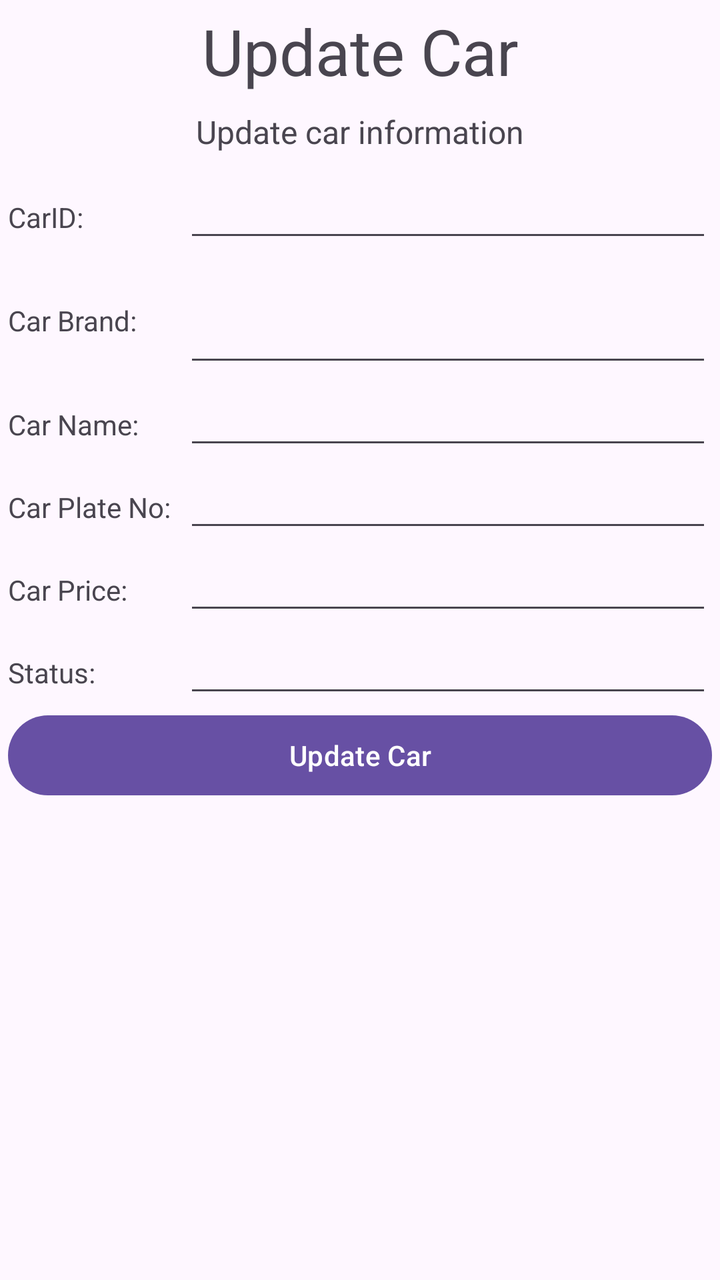
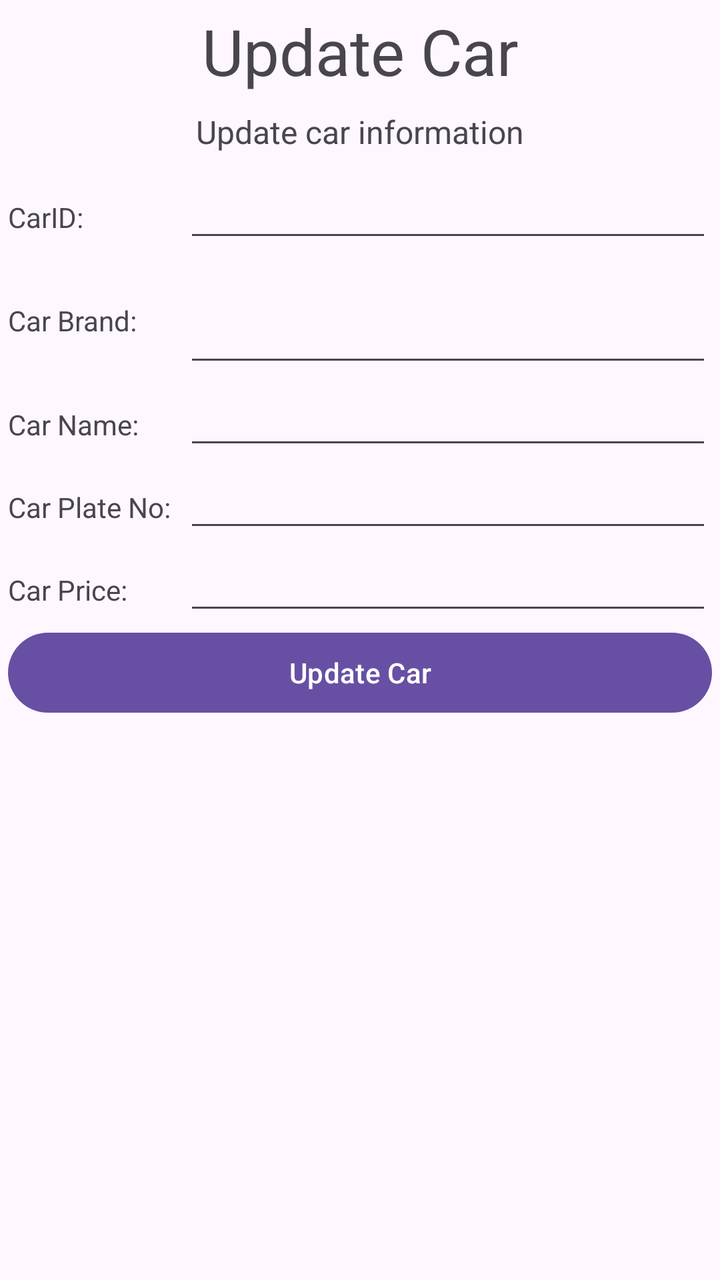

An Android layout rendered at two revisions. The XML below is the earlier revision; the diff shows what the commit changed to produce the second picture.
<!-- AndroidManifest.xml: application theme Theme.Lab_REST -->
<!-- res/layout/activity_update_car.xml -->
<?xml version="1.0" encoding="utf-8"?>
<GridLayout
    xmlns:android="http://schemas.android.com/apk/res/android"
    android:id="@+id/main"
    android:layout_width="match_parent"
    android:layout_height="match_parent"
    android:useDefaultMargins="true"
    android:alignmentMode="alignBounds"
    android:columnOrderPreserved="false"
    android:columnCount="2"
    android:layout_marginTop="40dp"
    >

    <TextView
        android:layout_columnSpan="2"
        android:layout_gravity="center_horizontal"
        android:text="Update Car"
        android:textSize="32dip" />

    <TextView
        android:layout_columnSpan="2"
        android:layout_gravity="center"
        android:text="Update car information"
        android:textSize="16dip" />

    <LinearLayout
        android:layout_width="fill_parent"
        android:layout_height="fill_parent"
        android:orientation="vertical" >

        <LinearLayout
            android:layout_width="fill_parent"
            android:layout_height="wrap_content"
            android:orientation="horizontal" >

            <TextView
                android:layout_width="0dp"
                android:layout_height="wrap_content"
                android:layout_weight="0.25"
                android:text="CarID:" />

            <EditText
                android:id="@+id/txtCarID"
                android:layout_width="0dp"
                android:layout_height="wrap_content"
                android:layout_weight="0.75" />
        </LinearLayout>

        <LinearLayout
            android:layout_width="fill_parent"
            android:layout_height="wrap_content"
            android:orientation="horizontal" >

            <TextView
                android:layout_width="0dp"
                android:layout_height="wrap_content"
                android:layout_weight="0.25"
                android:text="Car Brand:" />

            <EditText
                android:id="@+id/txtCarBrand"
                android:layout_width="0dp"
                android:layout_height="wrap_content"
                android:layout_weight="0.75"
                android:inputType="textMultiLine"
                android:lines="2" />
        </LinearLayout>

        <LinearLayout
            android:layout_width="fill_parent"
            android:layout_height="wrap_content"
            android:orientation="horizontal" >

            <TextView
                android:layout_width="0dp"
                android:layout_height="wrap_content"
                android:layout_weight="0.25"
                android:text="Car Name:" />

            <EditText
                android:id="@+id/txtCarName"
                android:layout_width="0dp"
                android:layout_height="wrap_content"
                android:layout_weight="0.75" />
        </LinearLayout>

        <LinearLayout
            android:layout_width="fill_parent"
            android:layout_height="wrap_content"
            android:orientation="horizontal" >

            <TextView
                android:layout_width="0dp"
                android:layout_height="wrap_content"
                android:layout_weight="0.25"
                android:text="Car Plate No:" />

            <EditText
                android:id="@+id/txtCarPlateNo"
                android:layout_width="0dp"
                android:layout_height="wrap_content"
                android:layout_weight="0.75" />
        </LinearLayout>

        <LinearLayout
            android:layout_width="fill_parent"
            android:layout_height="wrap_content"
            android:orientation="horizontal" >

            <TextView
                android:layout_width="0dp"
                android:layout_height="wrap_content"
                android:layout_weight="0.25"
                android:text="Car Price:" />

            <EditText
                android:id="@+id/txtCarPrice"
                android:layout_width="0dp"
                android:layout_height="wrap_content"
                android:layout_weight="0.75"
                android:inputType="number" />
        </LinearLayout>

        <LinearLayout
            android:layout_width="fill_parent"
            android:layout_height="wrap_content"
            android:orientation="horizontal" >

            <TextView
                android:layout_width="0dp"
                android:layout_height="wrap_content"
                android:layout_weight="0.25"
                android:text="Status:" />

            <EditText
                android:id="@+id/txtStatus"
                android:layout_width="0dp"
                android:layout_height="wrap_content"
                android:layout_weight="0.75"
                android:inputType="text" />
        </LinearLayout>

        <LinearLayout
            android:layout_width="match_parent"
            android:layout_height="wrap_content"
            >

            <Button
                android:layout_width="match_parent"
                android:layout_height="wrap_content"
                android:text="Update Car"
                android:onClick="updateCar" />

        </LinearLayout>


    </LinearLayout>

</GridLayout>
<!-- resources referenced by this layout -->
<resources>
  <style name="Theme.Lab_REST" parent="Base.Theme.Lab_REST" />
  <style name="Base.Theme.Lab_REST" parent="Theme.Material3.DayNight.NoActionBar">
          
          
      </style>
</resources>

<!-- the commit's change to res/layout/activity_update_car.xml (unified diff, before → after) -->
@@ -122,25 +122,6 @@
         </LinearLayout>
 
         <LinearLayout
-            android:layout_width="fill_parent"
-            android:layout_height="wrap_content"
-            android:orientation="horizontal" >
-
-            <TextView
-                android:layout_width="0dp"
-                android:layout_height="wrap_content"
-                android:layout_weight="0.25"
-                android:text="Status:" />
-
-            <EditText
-                android:id="@+id/txtStatus"
-                android:layout_width="0dp"
-                android:layout_height="wrap_content"
-                android:layout_weight="0.75"
-                android:inputType="text" />
-        </LinearLayout>
-
-        <LinearLayout
             android:layout_width="match_parent"
             android:layout_height="wrap_content"
             >
